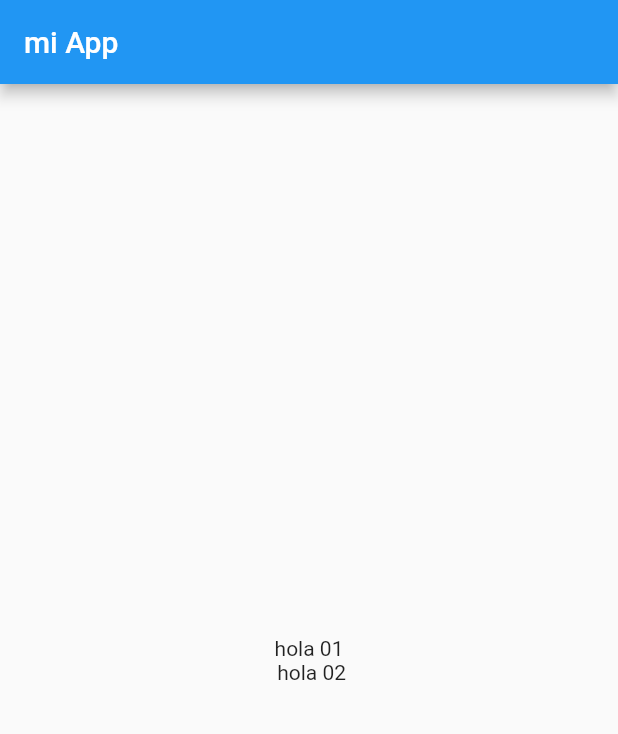
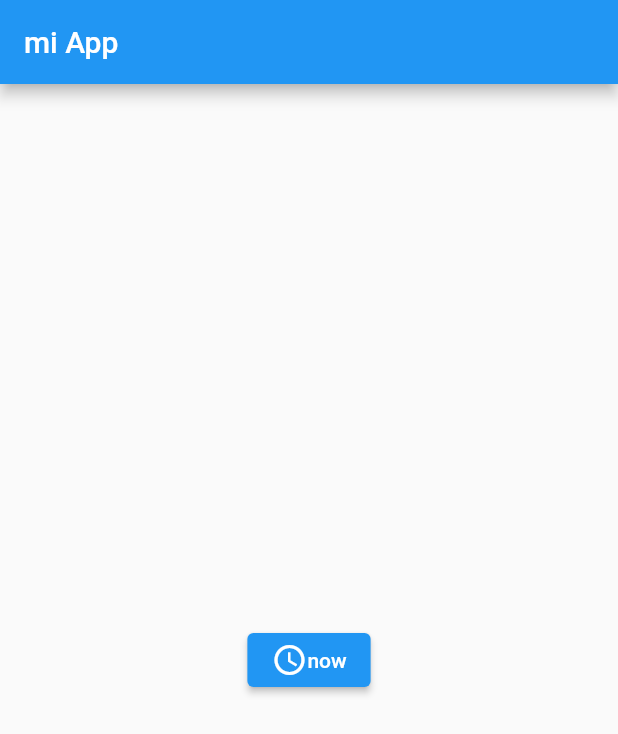
Before and after one commit to yegog/primera_app_flutter, a Flutter app: the screen it shows after launch, on a phone screen of 412 x 824 dp. Shown: the top 734 px of the screen. Run offline on Flutter 3.47's test engine with Material 2 defaults, Android fonts, the phone set to English and light mode, and no system bars.

Commit message:
se actualiza el proyecto 1

```diff
--- a/lib/main.dart
+++ b/lib/main.dart
@@ -29,6 +29,23 @@ class _InicioState extends State<Inicio> {
         // ignore: prefer_const_constructors
         title: Text("mi App"),
       ),
+
+      body: Center(
+        child: ElevatedButton(
+            child: Row(
+              mainAxisSize: MainAxisSize.min,
+              children: const <Widget>[Icon(Icons.access_time), Text("now")],
+            ),
+            onPressed: () {
+              var t = DateTime.now();
+              // ignore: avoid_print
+              print(t);
+            }),
+      ),
+
+      /**
+      ESTA PARTE PERMITE MOVER LOS COMPONENTES DE LOS WIDGETS DENTRO DE LA APLICACION
+         TANTO PARA ROW COMO PARA COLUMN
          body: Column(
           mainAxisAlignment: MainAxisAlignment.center,
           mainAxisSize: MainAxisSize.max,
@@ -44,10 +61,12 @@ class _InicioState extends State<Inicio> {
             // ignore: prefer_const_constructors
             Text(" hola 02"),
           ],
-        )
-        //
+        )*/
+
+      // ESTA PARTE PERMITE INGRESAS IMAGENES A LA APLICACION
       //body: ListView(children: <Widget>[
-        /**  Container(
+      /**
+      Container(
             padding: const EdgeInsets.all(20.0),
             child: Image.network(
                 "https://images-cdn.9gag.com/photo/aYK8R1m_460s.jpg"),
```
Lines whose indentation alone changed are shown as unchanged.
